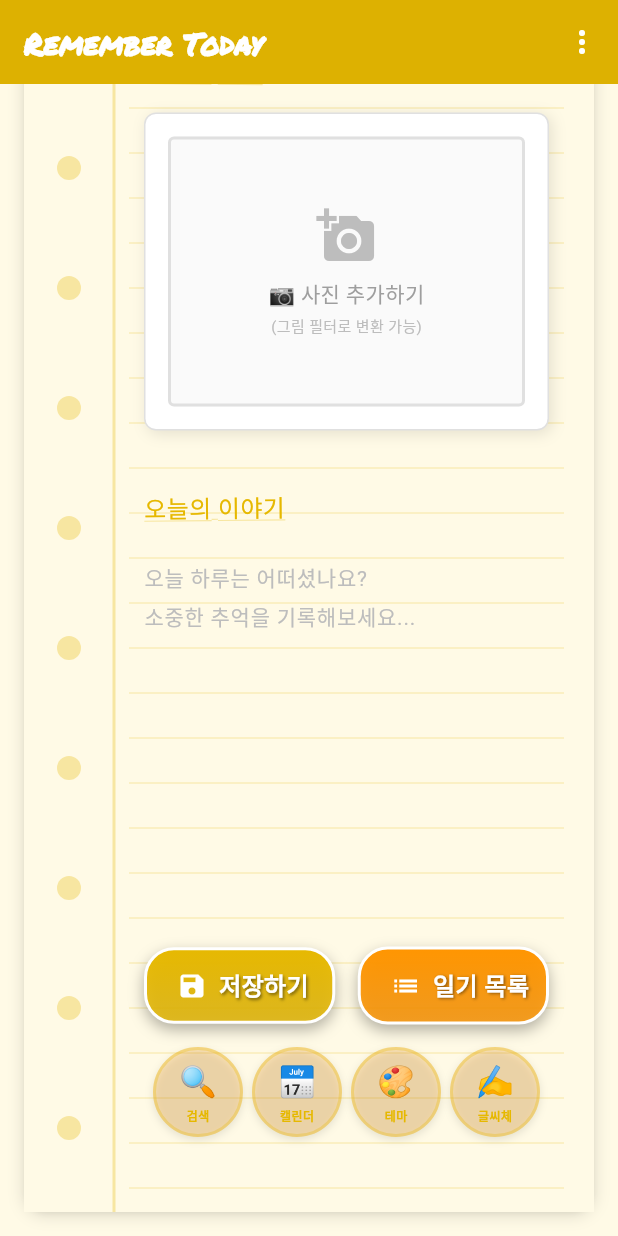
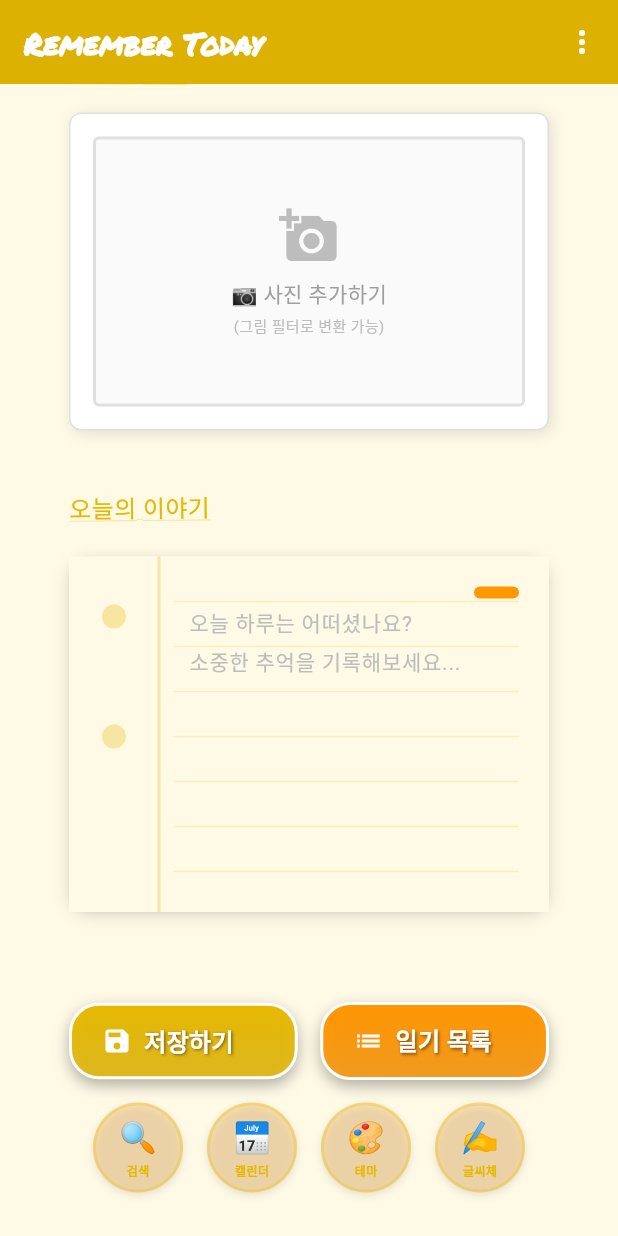
Before and after one commit to fall031-muk/remember-today, a Flutter app: the screen it shows after launch, scrolled down 367 dp, on a phone screen of 412 x 824 dp. Run offline on Flutter 3.47's test engine with Material 3 defaults, Android fonts, the phone set to English and light mode, and no system bars; our stand-ins replace google_fonts, image_picker, share_plus, shared_preferences, sqflite, table_calendar; accounts and stored records are empty.

Commit message:
UI 개선: 일기 페이지 레이아웃 수정 및 텍스트 입력 영역 스타일 조정

```diff
--- a/lib/main.dart
+++ b/lib/main.dart
@@ -743,11 +743,9 @@ class _DiaryHomePageState extends State<DiaryHomePage> {
   }
 
   Widget _buildDiaryPage() {
-    return PaperTexture(
-      themeType: widget.currentTheme,
-      child: Container(
+    return Container(
       width: double.infinity,
-        padding: EdgeInsets.fromLTRB(80, 30, 30, 30), // 왼쪽에 마진선 공간
+      padding: EdgeInsets.all(30),
       child: Column(
         crossAxisAlignment: CrossAxisAlignment.start,
         children: [
@@ -766,7 +764,6 @@ class _DiaryHomePageState extends State<DiaryHomePage> {
           // 액션 버튼들
           _buildRetroActionButtons(),
         ],
-        ),
       ),
     );
   }
@@ -901,9 +898,12 @@ class _DiaryHomePageState extends State<DiaryHomePage> {
         SizedBox(height: 20),
 
         // 텍스트 입력 영역 (줄노트 스타일)
-        Container(
+        PaperTexture(
+          themeType: widget.currentTheme,
+          child: Container(
             width: double.infinity,
             constraints: BoxConstraints(minHeight: 200),
+            padding: EdgeInsets.fromLTRB(80, 30, 30, 30), // 왼쪽에 마진선 공간
             child: TextField(
               controller: _textController,
               maxLines: null,
@@ -923,6 +923,7 @@ class _DiaryHomePageState extends State<DiaryHomePage> {
                 ),
                 border: InputBorder.none,
                 contentPadding: EdgeInsets.zero,
+              ),
             ),
           ),
         ),
```
Lines whose indentation alone changed are shown as unchanged.
